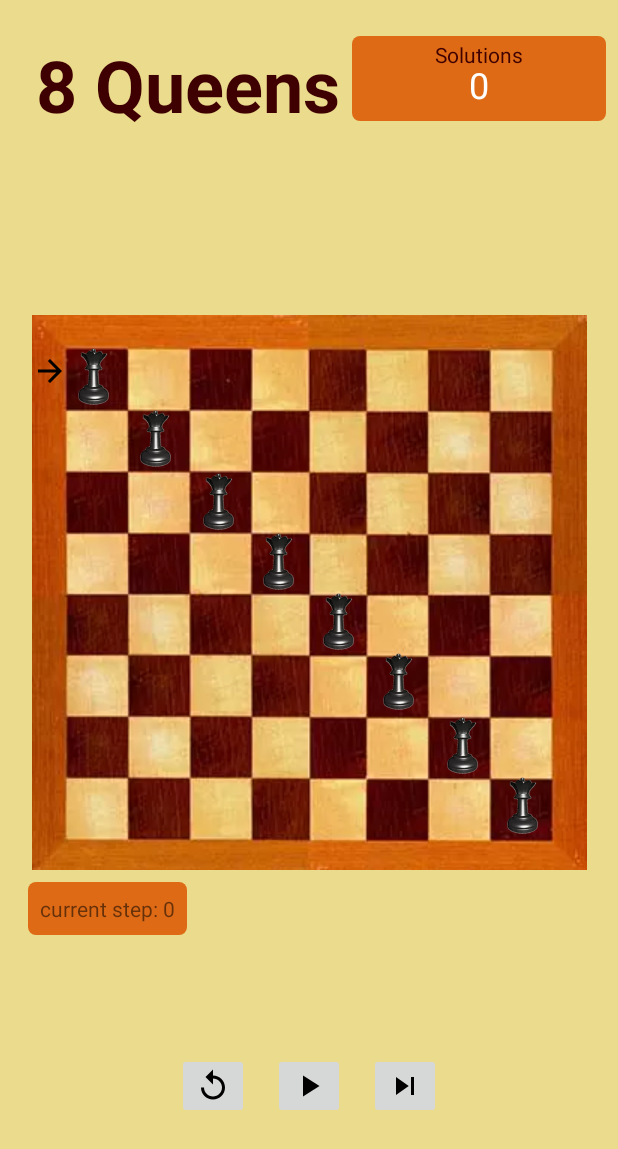
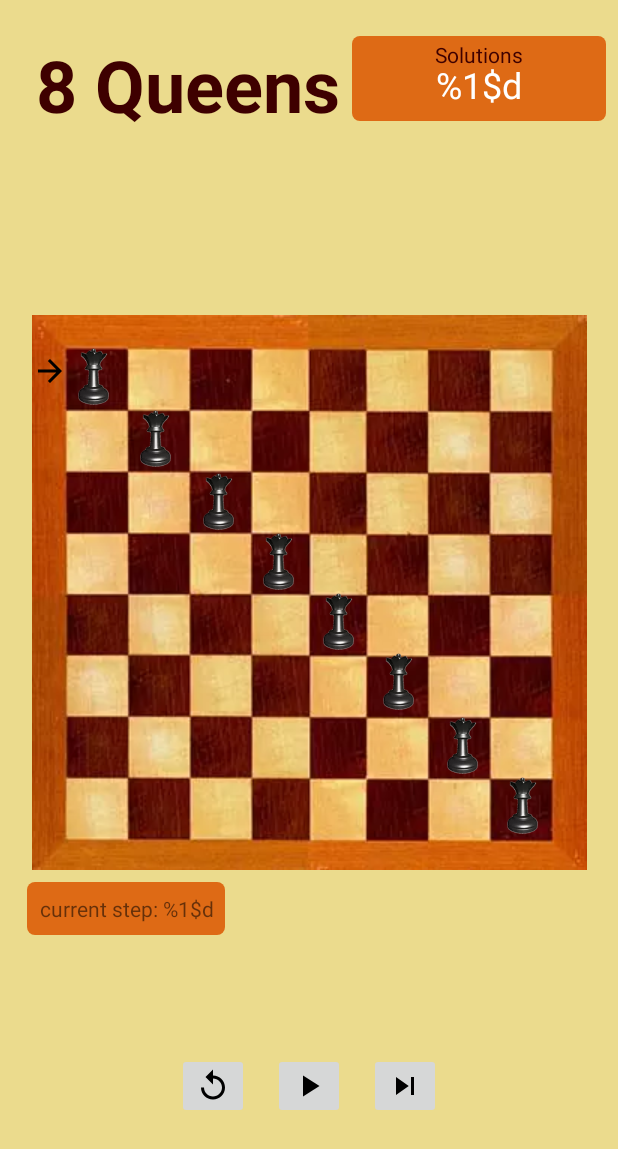
Before and after one commit to lixiangthinker/NQueensAndroid, an Android app: the layout activity_queens.xml on its own in the app's theme, with its tools: preview values and no code run, on a phone screen of 412 x 824 dp. Shown: the top 1149 px of the screen. Run offline under Robolectric (Android 15) with nearby library versions, the light colour scheme and no system bars.

Commit message:
[code clean] fix warnings of hard coded setText.

```diff
--- a/app/src/main/res/layout/activity_queens.xml
+++ b/app/src/main/res/layout/activity_queens.xml
@@ -56,7 +56,7 @@
         android:layout_width="wrap_content"
         android:layout_height="wrap_content"
         android:layout_marginBottom="8dp"
-        android:text="@string/counts_zero"
+        android:text="@string/solution_counts"
         android:textColor="@color/white"
         android:textSize="24sp"
         app:layout_constraintBottom_toBottomOf="@+id/tvBestBg"
--- a/app/src/main/res/values/strings.xml
+++ b/app/src/main/res/values/strings.xml
@@ -1,7 +1,7 @@
 <resources>
     <string name="app_name">8 Queens</string>
     <string name="solutions">Solutions</string>
-    <string name="counts_zero">0</string>
+    <string name="solution_counts">%1$d</string>
     <string name="img_description_0">Queen in column 0</string>
     <string name="img_description_1">Queen in column 1</string>
     <string name="img_description_2">Queen in column 2</string>
@@ -14,5 +14,5 @@
     <string name="img_description_button_next">next button</string>
     <string name="img_description_button_play_pause">play or pause button</string>
     <string name="img_description_button_reset">reset button</string>
-    <string name="current_step">current step: 0</string>
+    <string name="current_step">current step: %1$d</string>
 </resources>
```
Also changed, not shown: app/src/main/java/com/tony/builder/nqueens/view/QueensActivity.java (+8 -7 lines).
